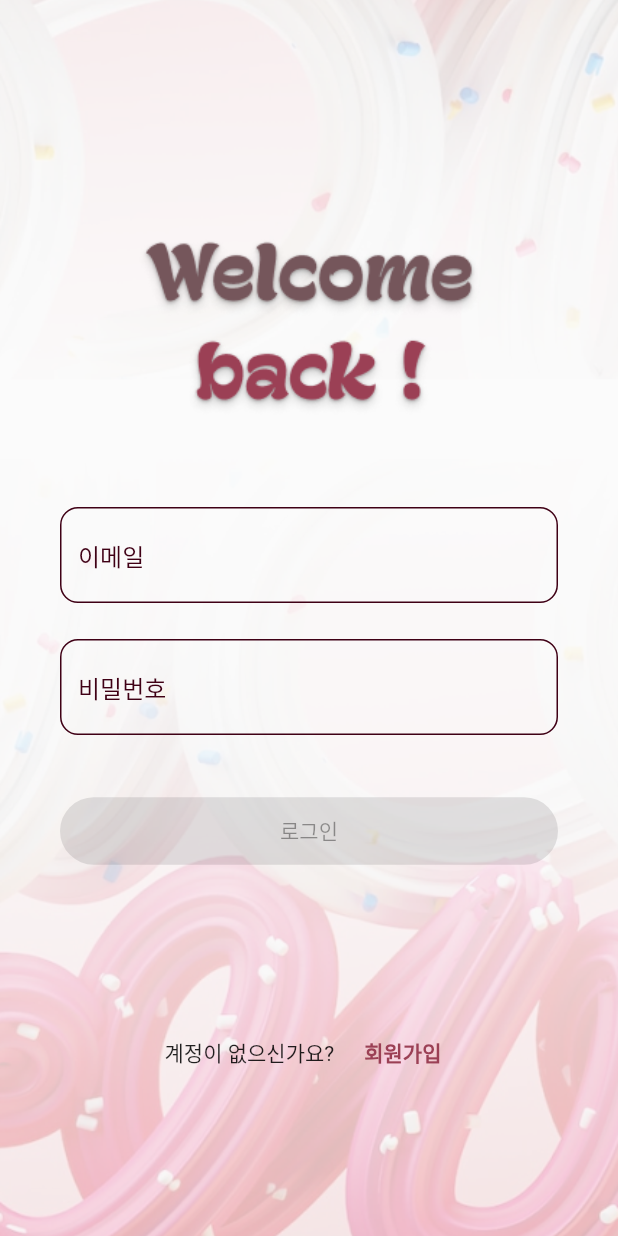
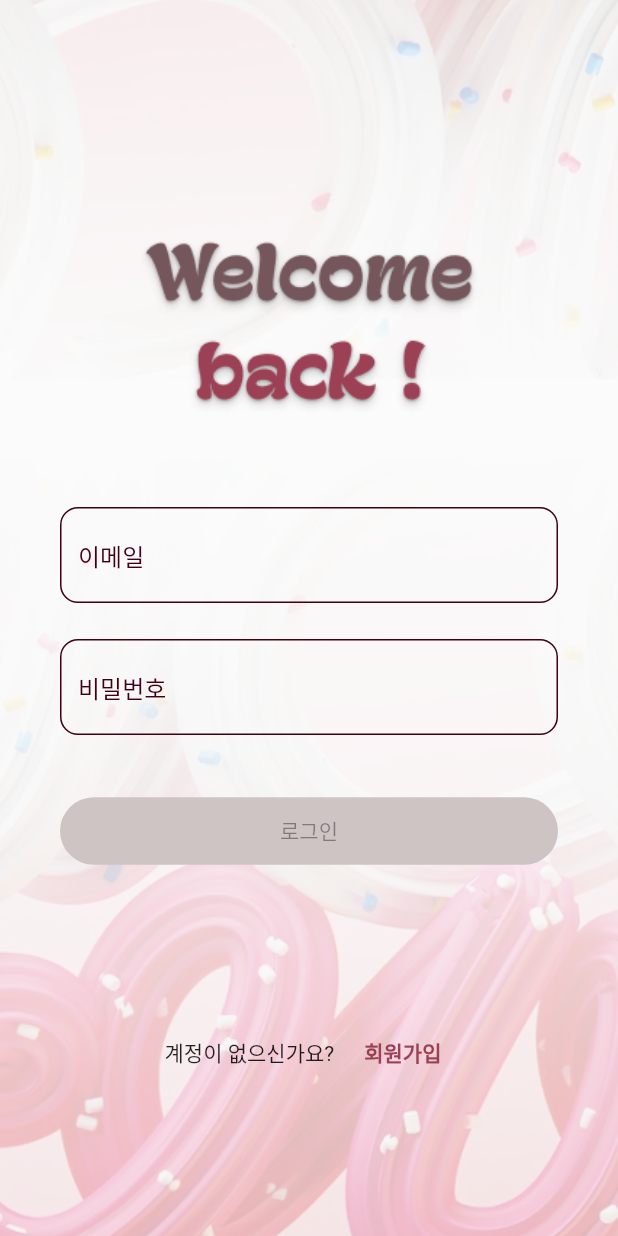
Before and after one commit to IrisDasio/TodoScream, a Flutter app: the screen it shows after launch, on a phone screen of 412 x 824 dp. Run offline on Flutter 3.47's test engine with Material 2 defaults, Android fonts, the phone set to English and light mode, and no system bars.

Commit message:
change(color)

```diff
--- a/lib/constants/custom_colors.dart
+++ b/lib/constants/custom_colors.dart
@@ -6,5 +6,5 @@ import 'package:flutter/material.dart';
 class CustomColors {
   static const Color defaultColor = Color(0xFF3F0015);
   static const Color subColor = Color(0xFF9B4055);
-  static const Color disableColor = Color.fromRGBO(29, 27, 32, 0.12);
+  static const Color disableContainerColor = Color(0xFFCFC4C4);
 }
--- a/lib/pages/login_page/login_view.dart
+++ b/lib/pages/login_page/login_view.dart
@@ -89,7 +89,8 @@ class _LoginPageState extends State<LoginPage> {
                       child: ElevatedButton(
                         onPressed: isBtnEnable == true ? () {} : null,
                         style: ElevatedButton.styleFrom(
-                          disabledBackgroundColor: CustomColors.disableColor,
+                          disabledBackgroundColor:
+                              CustomColors.disableContainerColor,
                           backgroundColor: CustomColors.subColor,
                           padding: const EdgeInsets.symmetric(
                             horizontal: 36,
```
